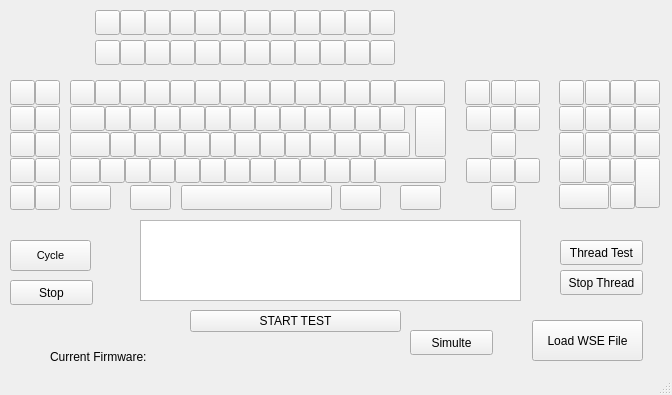
The window that keyboard/mainwindow.ui (danunicomp/Manual-Keyboard-Test) describes before a commit, drawn with Qt 5.
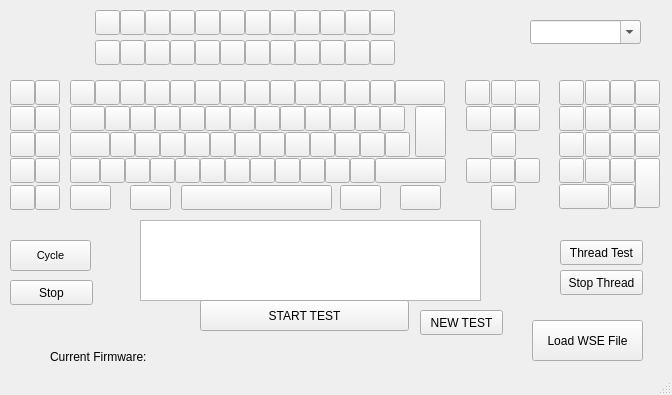
The same window after the commit.

```diff
--- a/keyboard/mainwindow.ui
+++ b/keyboard/mainwindow.ui
@@ -34,7 +34,7 @@
      <rect>
       <x>140</x>
       <y>220</y>
-      <width>381</width>
+      <width>341</width>
       <height>81</height>
      </rect>
     </property>
@@ -1704,19 +1704,6 @@
      <string>Stop</string>
     </property>
    </widget>
-   <widget class="QPushButton" name="btn_Simulate">
-    <property name="geometry">
-     <rect>
-      <x>410</x>
-      <y>330</y>
-      <width>83</width>
-      <height>25</height>
-     </rect>
-    </property>
-    <property name="text">
-     <string>Simulte</string>
-    </property>
-   </widget>
    <widget class="QPushButton" name="btnThreadTest">
     <property name="geometry">
      <rect>
@@ -1775,31 +1762,44 @@
      <bool>false</bool>
     </property>
    </widget>
-   <widget class="QWidget" name="">
+   <widget class="QPushButton" name="GetUnicodes">
     <property name="geometry">
      <rect>
-      <x>190</x>
+      <x>200</x>
+      <y>300</y>
+      <width>209</width>
+      <height>31</height>
+     </rect>
+    </property>
+    <property name="text">
+     <string>START TEST</string>
+    </property>
+   </widget>
+   <widget class="QComboBox" name="comboBox">
+    <property name="geometry">
+     <rect>
+      <x>530</x>
+      <y>20</y>
+      <width>111</width>
+      <height>24</height>
+     </rect>
+    </property>
+    <property name="editable">
+     <bool>true</bool>
+    </property>
+   </widget>
+   <widget class="QPushButton" name="btnNewTest">
+    <property name="geometry">
+     <rect>
+      <x>420</x>
       <y>310</y>
-      <width>211</width>
-      <height>67</height>
+      <width>83</width>
+      <height>25</height>
      </rect>
     </property>
-    <layout class="QVBoxLayout" name="verticalLayout">
-     <item>
-      <widget class="QPushButton" name="GetUnicodes">
-       <property name="text">
-        <string>START TEST</string>
-       </property>
-      </widget>
-     </item>
-     <item>
-      <widget class="QLabel" name="lblFirmwareDisplay">
-       <property name="text">
-        <string/>
-       </property>
-      </widget>
-     </item>
-    </layout>
+    <property name="text">
+     <string>NEW TEST</string>
+    </property>
    </widget>
   </widget>
   <widget class="QStatusBar" name="statusbar"/>
```
